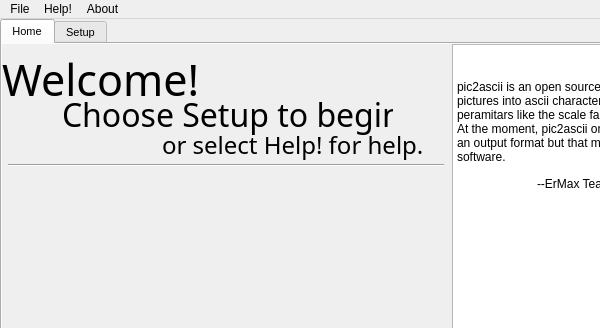
Above: GUI Code Qt6 & Qt5/u232/rva.ui from em-mw/pic2ascii before the change; both pictures show x 0 to 600 and y 0 to 328 of the 985 by 462 pixel window. Below: the same form after it.
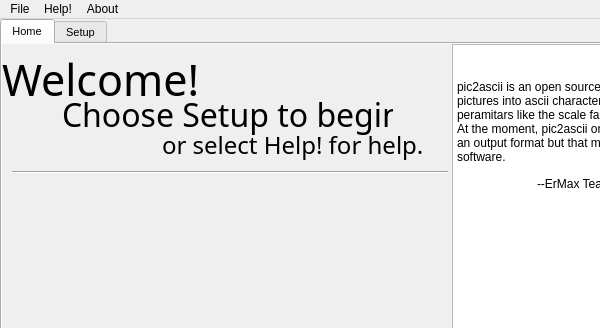
That is the form after the change. Icons and pictures are not drawn.

Diff of the .ui file:
```diff
--- a/GUI Code Qt6 & Qt5/u232/rva.ui
+++ b/GUI Code Qt6 & Qt5/u232/rva.ui
@@ -312,8 +312,8 @@
      <widget class="Line" name="line_2">
       <property name="geometry">
        <rect>
-        <x>6</x>
-        <y>113</y>
+        <x>10</x>
+        <y>120</y>
         <width>436</width>
         <height>16</height>
        </rect>
```
Left out of the diff: 3 changed lines with no effect on the pictures.
